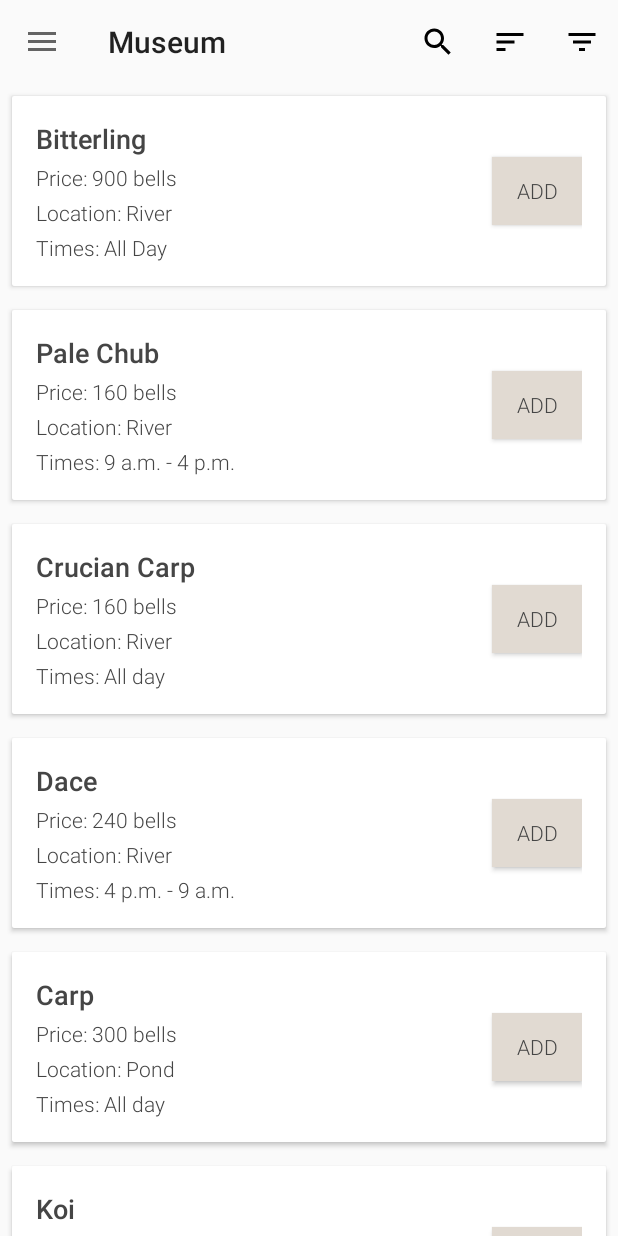
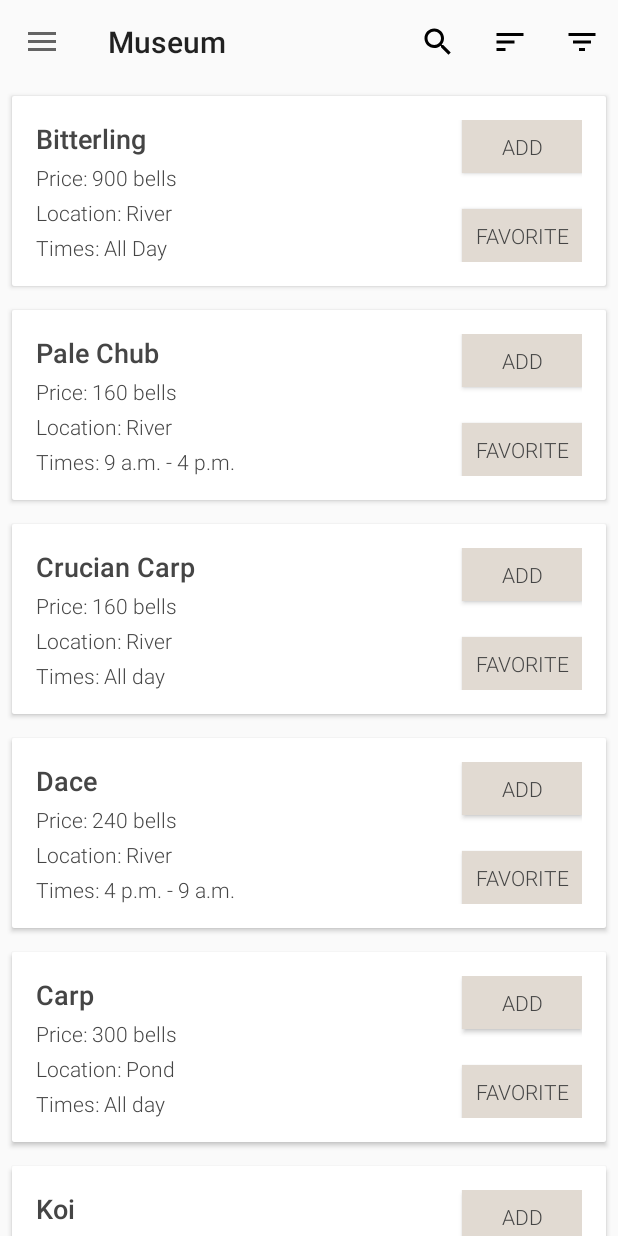
Before and after one commit to audaniel9/ACPocketMuseum, an Android app: the screen it shows after launch (MainActivity), on a phone screen of 412 x 824 dp. Run offline under Robolectric (Android 15) with nearby library versions, the phone set to English and light mode, and no system bars.

Commit message:
added favorites wip

```diff
--- /dev/null
+++ b/app/src/main/res/drawable/favorite_button_selector.xml
@@ -0,0 +1,9 @@
+<?xml version="1.0" encoding="utf-8"?>
+<selector xmlns:android="http://schemas.android.com/apk/res/android">
+    <item
+        android:state_checked="true"
+        android:drawable="@color/favoriteButtonStateOn" />
+    <item
+        android:state_checked="false"
+        android:drawable="@color/saveButtonStateOff" />
+</selector>
--- /dev/null
+++ b/app/src/main/res/drawable/ic_favorite.xml
@@ -0,0 +1,9 @@
+<vector xmlns:android="http://schemas.android.com/apk/res/android"
+        android:width="24dp"
+        android:height="24dp"
+        android:viewportWidth="24.0"
+        android:viewportHeight="24.0">
+    <path
+        android:fillColor="#FF000000"
+        android:pathData="M12,21.35l-1.45,-1.32C5.4,15.36 2,12.28 2,8.5 2,5.42 4.42,3 7.5,3c1.74,0 3.41,0.81 4.5,2.09C13.09,3.81 14.76,3 16.5,3 19.58,3 22,5.42 22,8.5c0,3.78 -3.4,6.86 -8.55,11.54L12,21.35z"/>
+</vector>
--- a/app/src/main/res/layout/museum_specimen_card.xml
+++ b/app/src/main/res/layout/museum_specimen_card.xml
@@ -56,16 +56,27 @@
 
             <ToggleButton
                 android:id="@+id/saveButton"
-                android:layout_width="60dp"
-                android:layout_height="45dp"
+                android:layout_width="80dp"
+                android:layout_height="35dp"
                 android:background="@drawable/save_button_selector"
                 android:foreground="?attr/selectableItemBackground"
                 android:text="SaveButton"
                 android:textOff="Add"
                 android:textOn="Saved"
-                app:layout_constraintBottom_toBottomOf="parent"
                 app:layout_constraintEnd_toEndOf="parent"
                 app:layout_constraintTop_toTopOf="parent" />
+
+            <ToggleButton
+                android:id="@+id/favoriteButton"
+                android:layout_width="80dp"
+                android:layout_height="35dp"
+                android:background="@drawable/favorite_button_selector"
+                android:foreground="?attr/selectableItemBackground"
+                android:text="Favorite"
+                android:textOff="Favorite"
+                android:textOn="♥"
+                app:layout_constraintBottom_toBottomOf="parent"
+                app:layout_constraintEnd_toEndOf="parent" />
 
         </androidx.constraintlayout.widget.ConstraintLayout>
 
--- a/app/src/main/res/menu/nav_drawer.xml
+++ b/app/src/main/res/menu/nav_drawer.xml
@@ -9,4 +9,13 @@
             android:icon="@drawable/ic_list"
             android:title="Museum" />
     </group>
+
+    <item android:title="Personal" >
+        <menu>
+            <item
+                android:id="@+id/favorites"
+                android:icon="@drawable/ic_favorite"
+                android:title="Favorites"/>
+        </menu>
+    </item>
 </menu>
--- a/app/src/main/res/values/colors.xml
+++ b/app/src/main/res/values/colors.xml
@@ -5,5 +5,6 @@
     <color name="colorAccent">#95D1AF</color>
     <color name="saveButtonStateOff">#e1dad2</color>
     <color name="saveButtonStateOn">#95D1AF</color>
+    <color name="favoriteButtonStateOn">#EDDD14</color>
     <color name="textColor">#454545</color>
 </resources>
```
